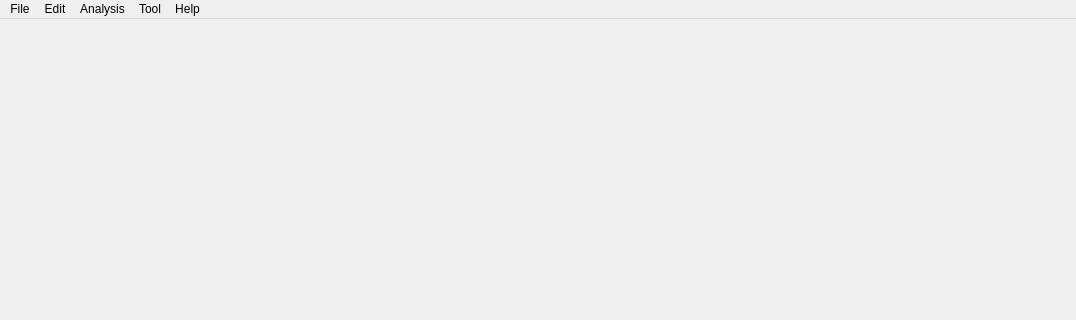
Above: geopter/gui/main_window.ui from heterophyllus/Geopter before the change; both pictures show x 0 to 1076 and y 0 to 320 of the 1076 by 697 pixel window. Below: the same form after it.
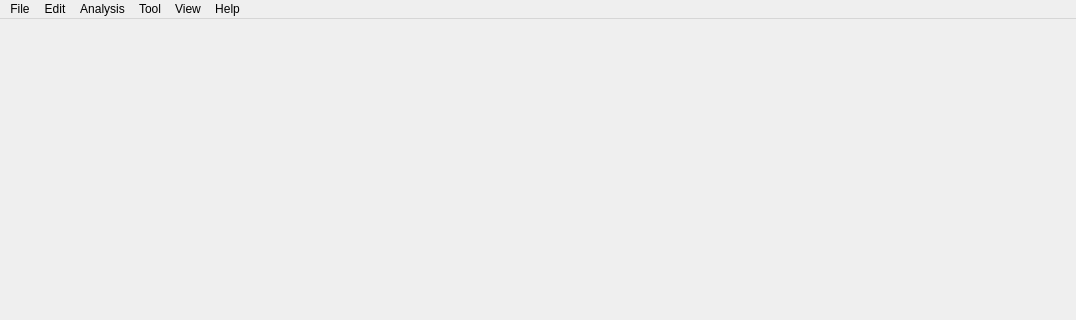
That is the form after the change.

Diff of the .ui file:
```diff
--- a/geopter/gui/main_window.ui
+++ b/geopter/gui/main_window.ui
@@ -95,10 +95,16 @@
     </property>
     <addaction name="actionSetVigFactors"/>
    </widget>
+   <widget class="QMenu" name="menuView">
+    <property name="title">
+     <string>View</string>
+    </property>
+   </widget>
    <addaction name="menuFile"/>
    <addaction name="menuEdit"/>
    <addaction name="menuAnalysis"/>
    <addaction name="menuTool"/>
+   <addaction name="menuView"/>
    <addaction name="menuHelp"/>
   </widget>
   <widget class="QStatusBar" name="statusbar"/>
```
Left out of the diff: 1 changed line with no effect on the pictures.
